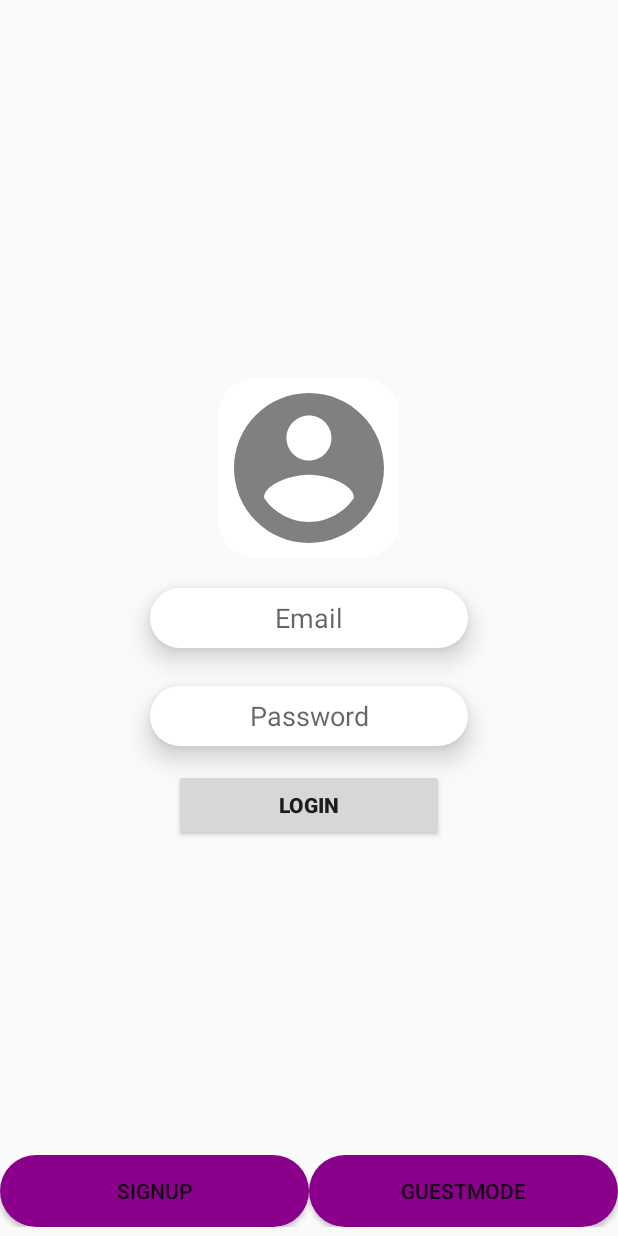
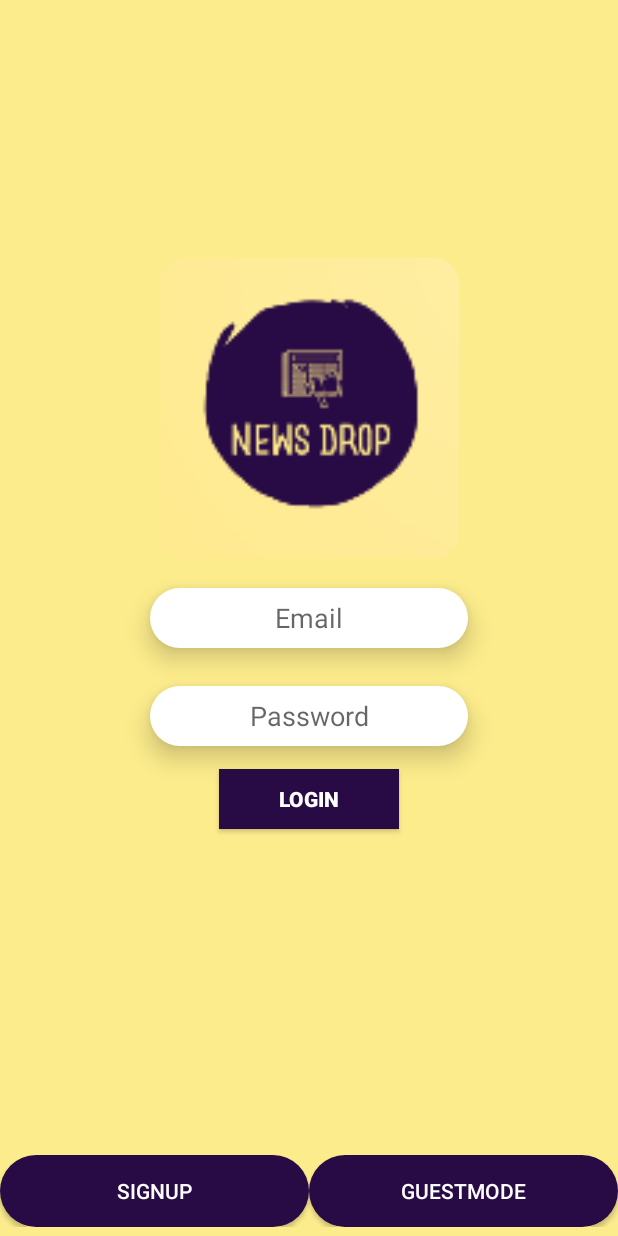
Before and after one commit to KasinaDheeraj/NEWSDROP, an Android app: the screen it shows after launch (AuthActivity), on a phone screen of 412 x 824 dp. Run offline under Robolectric (Android 15) with nearby library versions, the light colour scheme and no system bars; our stand-ins replace Firebase (no records; nobody signed in at launch, a user with empty details on screens opened directly).

Commit message:
Final UI touch

```diff
--- a/app/src/main/res/layout/activity_auth.xml
+++ b/app/src/main/res/layout/activity_auth.xml
@@ -1,14 +1,15 @@
 <?xml version="1.0" encoding="utf-8"?>
 <RelativeLayout xmlns:android="http://schemas.android.com/apk/res/android"
     android:layout_width="match_parent"
+    android:background="#fcec8c"
     android:layout_height="match_parent">
     <ImageView
         android:layout_above="@id/email"
         android:id="@+id/login_image"
-        android:layout_width="120dp"
-        android:layout_height="120dp"
-        android:background="@drawable/round_corner"
-        android:src="@drawable/ic_account_circle_black_24dp"
+        android:scaleType="fitXY"
+        android:layout_width="200dp"
+        android:layout_height="200dp"
+        android:src="@mipmap/ic_appmain"
         android:layout_centerHorizontal="true"
         />
 
@@ -48,13 +49,15 @@
         android:gravity="center"/>
     <Button
         android:id="@+id/loginbutton"
-        android:layout_width="180dp"
+        android:layout_width="120dp"
         android:layout_below="@+id/pass"
         android:layout_centerHorizontal="true"
         android:layout_marginTop="15dp"
+        android:textColor="#FFFFFF"
+        android:background="#280b45"
         android:text="LOGIN"
         android:textStyle="bold"
-        android:layout_height="wrap_content"/>
+        android:layout_height="40dp"/>
     <LinearLayout
         android:layout_width="match_parent"
         android:layout_height="wrap_content"
@@ -68,6 +71,8 @@
             android:text="SignUp"
             android:elevation="0dp"
             android:layout_weight="1"
+            android:backgroundTint="#280b45"
+            android:textColor="#FFFFFF"
             android:background="@drawable/round_button" />
         <Button
             android:id="@+id/guest"
@@ -76,6 +81,8 @@
             android:text="GuestMode"
             android:layout_weight="1"
             android:background="@drawable/round_button"
+            android:backgroundTint="#280b45"
+            android:textColor="#FFFFFF"
             android:onClick="guestMode"/>
 
     </LinearLayout>
--- a/app/src/main/res/layout/activity_main.xml
+++ b/app/src/main/res/layout/activity_main.xml
@@ -23,6 +23,7 @@
         android:layout_width="match_parent"
         android:layout_height="match_parent"
         android:layout_below="@+id/appbar"
+        android:background="#e3cc81"
         app:layout_behavior="@string/appbar_scrolling_view_behavior"/>
 
 </RelativeLayout>
--- a/app/src/main/res/values/styles.xml
+++ b/app/src/main/res/values/styles.xml
@@ -3,9 +3,9 @@
     <!-- Base application theme. -->
     <style name="AppTheme" parent="Theme.AppCompat.Light.DarkActionBar">
         <!-- Customize your theme here. -->
-        <item name="colorPrimary">@color/colorPrimary</item>
-        <item name="colorPrimaryDark">@color/colorPrimaryDark</item>
-        <item name="colorAccent">@color/colorAccent</item>
+        <item name="colorPrimary">#280b45</item>
+        <item name="colorPrimaryDark">#280b45</item>
+        <item name="colorAccent">#ffed9f</item>
     </style>
 
 </resources>
```
Also changed, not shown: app/src/main/res/layout/activity_register.xml (+13 -5 lines).
